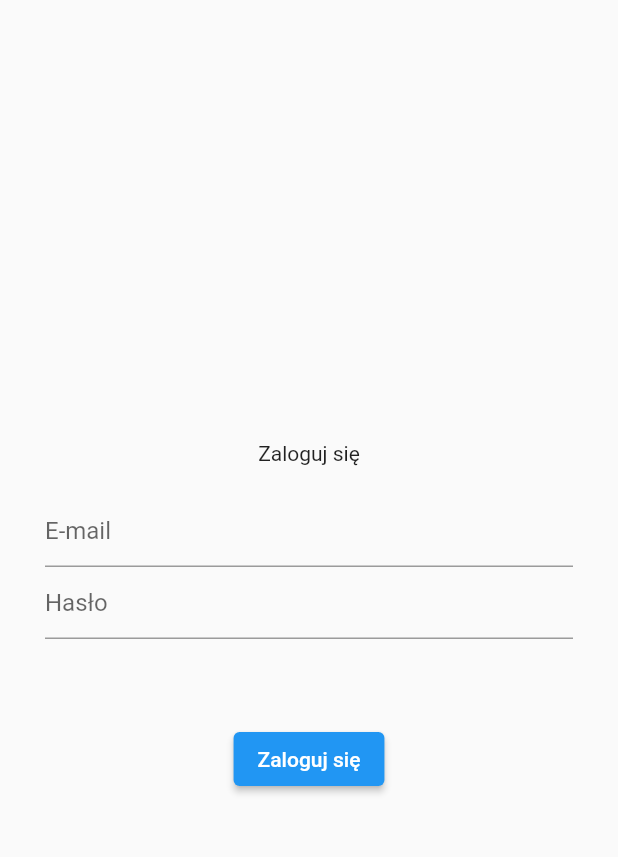
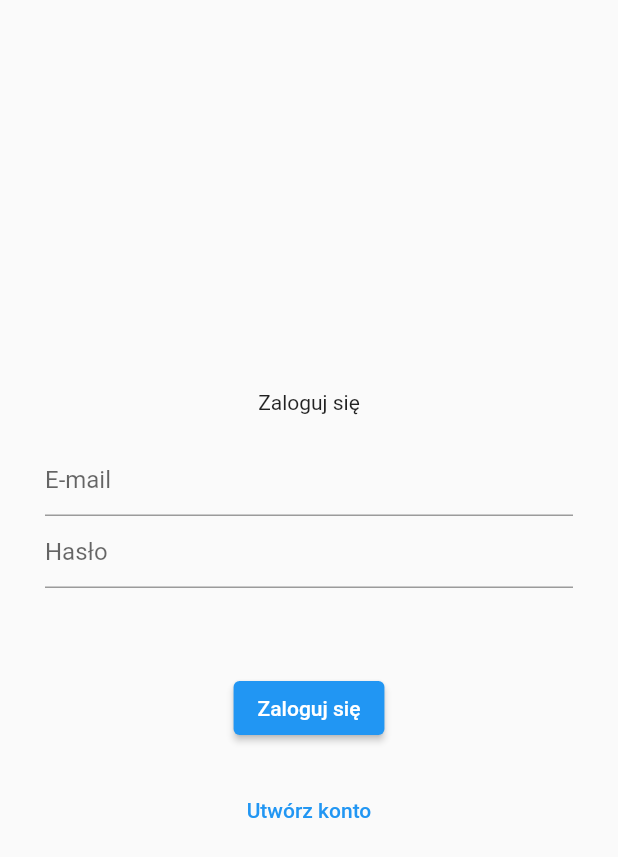
Before and after one commit to patryklipkaa/najlepsza_pizza_w_miescie, a Flutter app: the screen it shows after launch, on a phone screen of 412 x 824 dp. Shown: the top 857 px of the screen. Run offline on Flutter 3.47's test engine with Material 2 defaults, Android fonts, the phone set to English and light mode, and no system bars; our stand-ins replace firebase_auth, firebase_core; accounts and stored records are empty.

Commit message:
Add registration

```diff
--- a/lib/app/login/login_page.dart
+++ b/lib/app/login/login_page.dart
@@ -15,6 +15,7 @@
 
 class _LoginPageState extends State<LoginPage> {
   var errorMessage = '';
+  var isCreatingAccount = false;
 
   @override
   Widget build(BuildContext context) {
@@ -25,7 +26,9 @@
           child: Column(
             mainAxisAlignment: MainAxisAlignment.center,
             children: [
-              const Text('Zaloguj się'),
+              Text(isCreatingAccount == true
+                  ? 'Zarejestruj się'
+                  : 'Zaloguj się'),
               const SizedBox(height: 20),
               TextField(
                 controller: widget.emailController,
@@ -41,6 +44,21 @@
               const SizedBox(height: 20),
               ElevatedButton(
                 onPressed: () async {
+                  if (isCreatingAccount == true) {
+                    // rejestracja
+                    try {
+                      await FirebaseAuth.instance
+                          .createUserWithEmailAndPassword(
+                        email: widget.emailController.text,
+                        password: widget.passwordController.text,
+                      );
+                    } catch (error) {
+                      setState(() {
+                        errorMessage = error.toString();
+                      });
+                    }
+                  } else {
+                    // logowanie
                     try {
                       await FirebaseAuth.instance.signInWithEmailAndPassword(
                         email: widget.emailController.text,
@@ -51,9 +69,33 @@
                         errorMessage = error.toString();
                       });
                     }
+                  }
                 },
-                child: const Text('Zaloguj się'),
+                child: Text(isCreatingAccount == true
+                    ? 'Zarejestruj się'
+                    : 'Zaloguj się'),
               ),
+              const SizedBox(height: 20),
+              if (isCreatingAccount == false) ...[
+                TextButton(
+                  onPressed: () {
+                    setState(() {
+                      isCreatingAccount = true;
+                    });
+                  },
+                  child: Text('Utwórz konto'),
+                ),
+              ],
+              if (isCreatingAccount == true) ...[
+                TextButton(
+                  onPressed: () {
+                    setState(() {
+                      isCreatingAccount = false;
+                    });
+                  },
+                  child: Text('Masz już konto?'),
+                ),
+              ],
             ],
           ),
         ),
```
Lines whose indentation alone changed are shown as unchanged.
